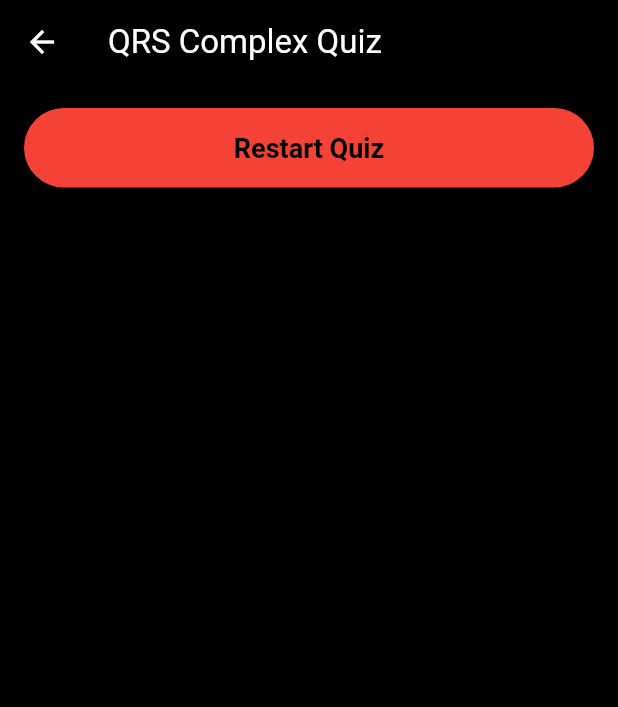
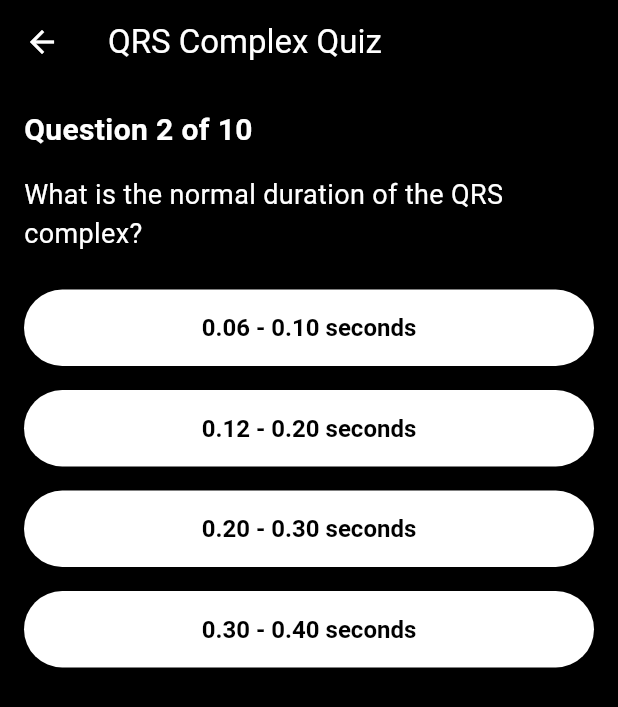
Before and after one commit to cardioverse/ECG-labs, a Flutter app: the QRSComplexQuizScreen screen opened directly, after a tap on "Atrial depolarization", on a phone screen of 412 x 824 dp. Shown: the top 707 px of the screen. Run offline on Flutter 3.47's test engine with Material 3 defaults, Android fonts, the phone set to English and light mode, and no system bars; our stand-ins replace carousel_slider, cloud_firestore, firebase_auth, firebase_core, firebase_storage, flutter_dotenv and 4 more; accounts and stored records are empty.

Commit message:
Updated qrs complex quiz

```diff
--- a/lib/topics_completion_tracker/qrs_complex_quiz_screen.dart
+++ b/lib/topics_completion_tracker/qrs_complex_quiz_screen.dart
@@ -43,11 +43,47 @@ class _QRSComplexQuizScreenState extends State<QRSComplexQuizScreen> {
       ],
       'answer': 2,
     },
+    {
+      'question': 'Which lead primarily assesses QRS axis deviation?',
+      'options': ['Lead I', 'Lead II', 'Lead aVF', 'Lead III'],
+      'answer': 0,
+    },
+    {
+      'question': 'What does a notched QRS complex suggest?',
+      'options': ['Ventricular hypertrophy', 'Myocardial infarction', 'Bundle branch block', 'Atrial fibrillation'],
+      'answer': 2,
+    },
+    {
+      'question': 'What causes pathological Q waves in the QRS complex?',
+      'options': ['Hyperkalemia', 'Myocardial infarction', 'Atrial flutter', 'Pericarditis'],
+      'answer': 1,
+    },
+    {
+      'question': 'Which electrolyte imbalance can prolong the QRS duration?',
+      'options': ['Hypokalemia', 'Hyperkalemia', 'Hyponatremia', 'Hypercalcemia'],
+      'answer': 1,
+    },
+    {
+      'question': 'A tall R wave in V1 suggests?',
+      'options': ['Right bundle branch block', 'Left bundle branch block', 'Hyperkalemia', 'Pericarditis'],
+      'answer': 0,
+    },
+    {
+      'question': 'What does a narrow QRS complex indicate?',
+      'options': ['Supraventricular origin', 'Ventricular origin', 'Left atrial enlargement', 'Right atrial enlargement'],
+      'answer': 0,
+    },
+    {
+      'question': 'A delta wave in the QRS complex is associated with?',
+      'options': ['WPW syndrome', 'AV block', 'Atrial fibrillation', 'PEA arrest'],
+      'answer': 0,
+    }
   ];
 
   void _checkAnswer(int selectedIndex) {
     if (selectedIndex == questions[currentQuestionIndex]['answer']) {
       score++;
+    }
     setState(() {
       if (currentQuestionIndex < questions.length - 1) {
         currentQuestionIndex++;
@@ -55,17 +91,12 @@ class _QRSComplexQuizScreenState extends State<QRSComplexQuizScreen> {
         _showCompletionDialog();
       }
     });
-    } else {
-      setState(() {
-        showResetButton = true;
-      });
-    }
   }
 
   Future<void> _storeCompletionStatus() async {
     try {
       User? user = FirebaseAuth.instance.currentUser;
-      if (user != null && score == questions.length) {
+      if (user != null && score >= 8) {
         String uid = user.uid;
         DocumentReference userDoc = FirebaseFirestore.instance.collection('userProgress').doc(uid);
 
@@ -79,20 +110,25 @@ class _QRSComplexQuizScreenState extends State<QRSComplexQuizScreen> {
   }
 
   void _showCompletionDialog() {
+    bool passed = score >= 8;
     showDialog(
       context: context,
       builder: (BuildContext context) {
         return AlertDialog(
-          title: Text('Quiz Completed!'),
+          title: Text(passed ? 'Quiz Passed!' : 'Quiz Failed'),
           content: Text('You scored $score out of ${questions.length}.'),
           actions: [
             TextButton(
               onPressed: () {
                 Navigator.of(context).pop();
+                if (passed) {
                   Navigator.of(context).pop();
                   _storeCompletionStatus();
+                } else {
+                  _resetQuiz();
+                }
               },
-              child: Text('Finish'),
+              child: Text(passed ? 'Finish' : 'Retry'),
             ),
           ],
         );
@@ -121,7 +157,6 @@ class _QRSComplexQuizScreenState extends State<QRSComplexQuizScreen> {
         child: Column(
           crossAxisAlignment: CrossAxisAlignment.start,
           children: [
-            if (!showResetButton) ...[
             Text(
               'Question ${currentQuestionIndex + 1} of ${questions.length}',
               style: TextStyle(
@@ -144,7 +179,7 @@ class _QRSComplexQuizScreenState extends State<QRSComplexQuizScreen> {
                 padding: const EdgeInsets.symmetric(vertical: 8.0),
                 child: ElevatedButton(
                   style: ElevatedButton.styleFrom(
-                      backgroundColor: Colors.grey[800],
+                    backgroundColor: Colors.white,
                     padding: EdgeInsets.symmetric(vertical: 16.0, horizontal: 24.0),
                     textStyle: TextStyle(fontSize: 16, fontWeight: FontWeight.bold),
                   ),
@@ -153,19 +188,6 @@ class _QRSComplexQuizScreenState extends State<QRSComplexQuizScreen> {
                 ),
               );
             }),
-            ] else ...[
-              Center(
-                child: ElevatedButton(
-                  style: ElevatedButton.styleFrom(
-                    backgroundColor: Colors.red,
-                    padding: EdgeInsets.symmetric(vertical: 16.0, horizontal: 24.0),
-                    textStyle: TextStyle(fontSize: 18, fontWeight: FontWeight.bold),
-                  ),
-                  onPressed: _resetQuiz,
-                  child: Text('Restart Quiz'),
-                ),
-              ),
-            ],
           ],
         ),
       ),
```
Lines whose indentation alone changed are shown as unchanged.
